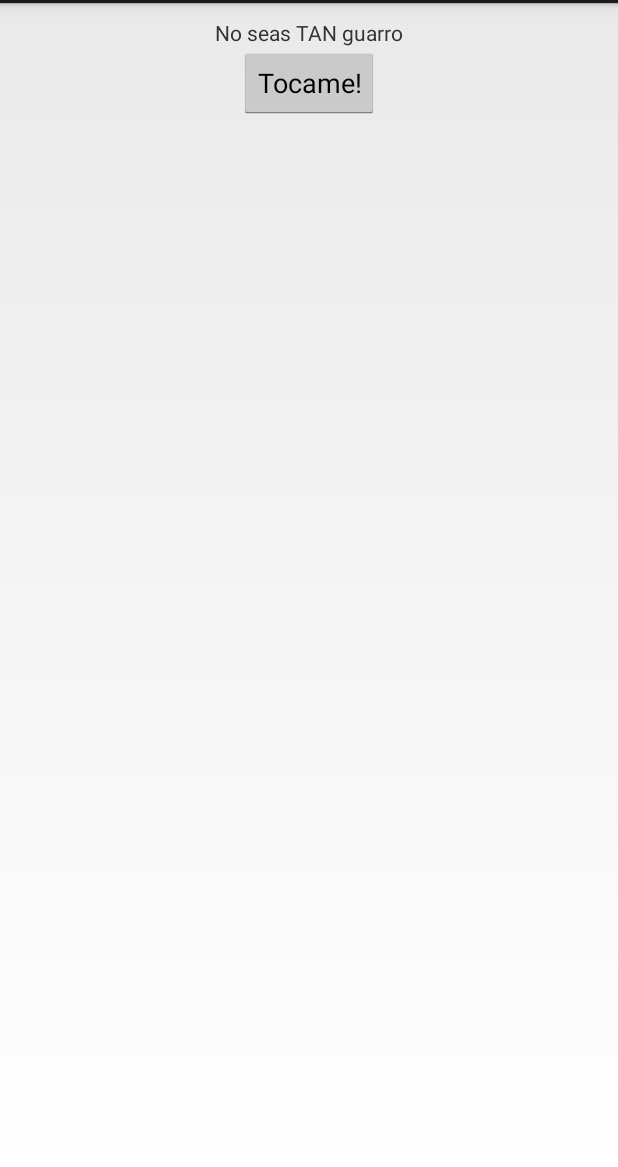
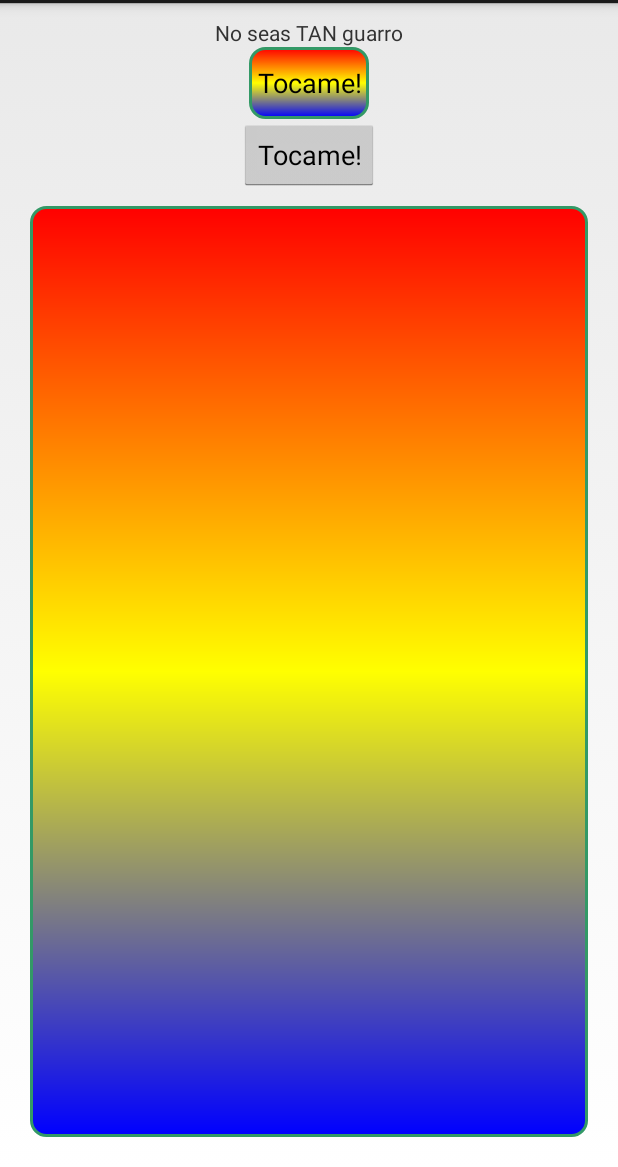
Before and after one commit to ngSliver/AppDosB, an Android app: the screen it shows after launch (MyActivity), on a phone screen of 412 x 824 dp, the part 69-1236 px from its top. Run offline under Robolectric (Android 15) with nearby library versions, the phone set to English and light mode, and no system bars.

Commit message:
3, ahora con mas boton y colorcitos.

```diff
--- a/app/src/main/java/com/example/jefes/appdos/MyActivity.java
+++ b/app/src/main/java/com/example/jefes/appdos/MyActivity.java
@@ -27,6 +27,11 @@ public class MyActivity extends Activity implements View.OnClickListener {
         }
     }
 
+    public void buttonClicked(View v){
+        Button boton = (Button)v;
+        boton.setText("Ouch");
+    }
+
 
     @Override
     public boolean onCreateOptionsMenu(Menu menu){
--- /dev/null
+++ b/app/src/main/res/drawable/nice_shape.xml
@@ -0,0 +1,18 @@
+<?xml version="1.0" encoding="utf-8"?>
+
+<shape xmlns:android="http://schemas.android.com/apk/res/android"
+    android:shape="rectangle">
+
+    <gradient
+        android:angle="270"
+        android:centerColor="#FFFFFF00"
+        android:endColor="#FF0000FF"
+        android:startColor="#FFFF0000"
+        android:type="linear" />
+
+    <corners android:radius="10dp" />
+
+    <stroke
+    android:width="2dp"
+    android:color="#FF339966" />
+</shape>
--- a/app/src/main/res/layout/activity_my.xml
+++ b/app/src/main/res/layout/activity_my.xml
@@ -16,5 +16,21 @@
         android:layout_width="wrap_content"
         android:layout_height="wrap_content"
         android:text="@string/click"
-        android:id="@+id/Tocame"/>
+        android:id="@+id/Tocame"
+        android:background="@drawable/nice_shape"
+        android:padding="5dp"/>
+
+    <Button
+        android:layout_width="wrap_content"
+        android:layout_height="wrap_content"
+        android:text="@string/click"
+        android:id="@+id/TocameDos"
+        android:onClick="buttonClicked" />
+
+    <ImageView
+        android:layout_width="fill_parent"
+        android:layout_height="fill_parent"
+        android:layout_margin="10dp"
+        android:src="@drawable/nice_shape"
+        android:contentDescription="@string/pic"/>
 </LinearLayout>
--- a/app/src/main/res/values/strings.xml
+++ b/app/src/main/res/values/strings.xml
@@ -6,5 +6,6 @@
     <string name="action_settings">Settings</string>
     <string name="guarro">No seas TAN guarro</string>
     <string name="click">Tocame!</string>
+    <string name="pic">Picture</string>
 
 </resources>
```
